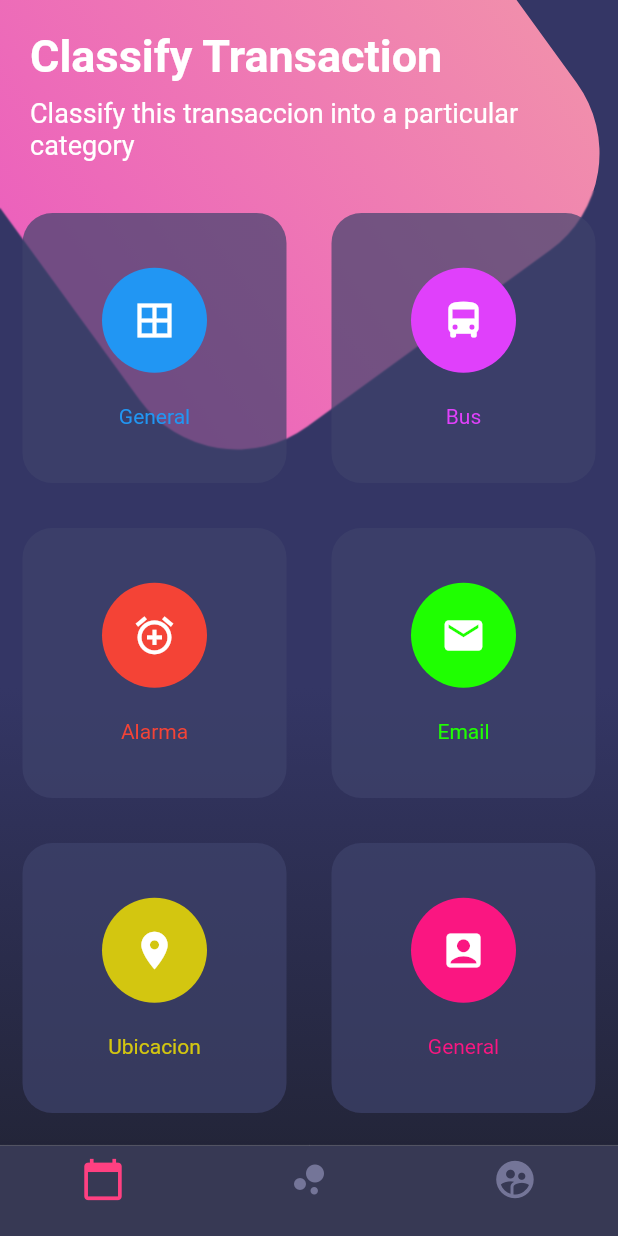
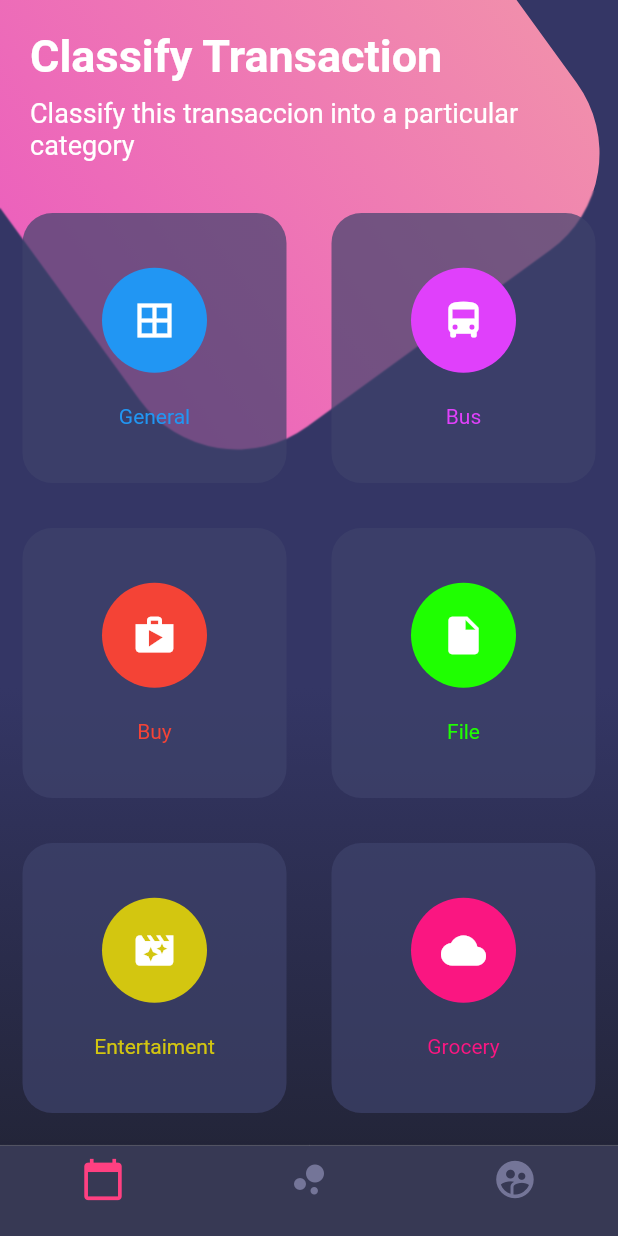
Before and after one commit to AbigailTurriza24/disenoss-master, a Flutter app: the screen it shows after launch, on a phone screen of 412 x 824 dp. Run offline on Flutter 3.47's test engine with Material 2 defaults, Android fonts, the phone set to English and light mode, and no system bars.

Commit message:
commit botones icons

```diff
--- a/lib/src/pages/botones_page.dart
+++ b/lib/src/pages/botones_page.dart
@@ -131,21 +131,21 @@ class BotonesPage extends StatelessWidget {
           ],
         ),
         TableRow(children: [
-          _crearBotonRedondeado(Colors.red, Icons.alarm_add, 'Alarma'),
+          _crearBotonRedondeado(Colors.red, Icons.shop, 'Buy'),
           _crearBotonRedondeado(
-              Color.fromARGB(255, 31, 255, 1), Icons.mail, 'Email'),
+              Color.fromARGB(255, 31, 255, 1), Icons.insert_drive_file, 'File'),
         ]),
         TableRow(children: [
           _crearBotonRedondeado(Color.fromARGB(255, 211, 198, 16),
-              Icons.location_on, 'Ubicacion'),
-          _crearBotonRedondeado(Color.fromARGB(255, 250, 22, 129),
-              Icons.account_box_rounded, 'General'),
+              Icons.movie_filter, 'Entertaiment'),
+          _crearBotonRedondeado(
+              Color.fromARGB(255, 250, 22, 129), Icons.cloud, 'Grocery'),
         ]),
         TableRow(children: [
           _crearBotonRedondeado(
-              Color.fromARGB(255, 18, 238, 172), Icons.add_call, 'Llmadas'),
-          _crearBotonRedondeado(Color.fromARGB(255, 255, 103, 1),
-              Icons.add_to_drive_sharp, 'Driver'),
+              Color.fromARGB(255, 18, 238, 172), Icons.collections, 'Photos'),
+          _crearBotonRedondeado(
+              Color.fromARGB(255, 255, 103, 1), Icons.help_outline, 'General'),
         ])
       ],
     );
```
